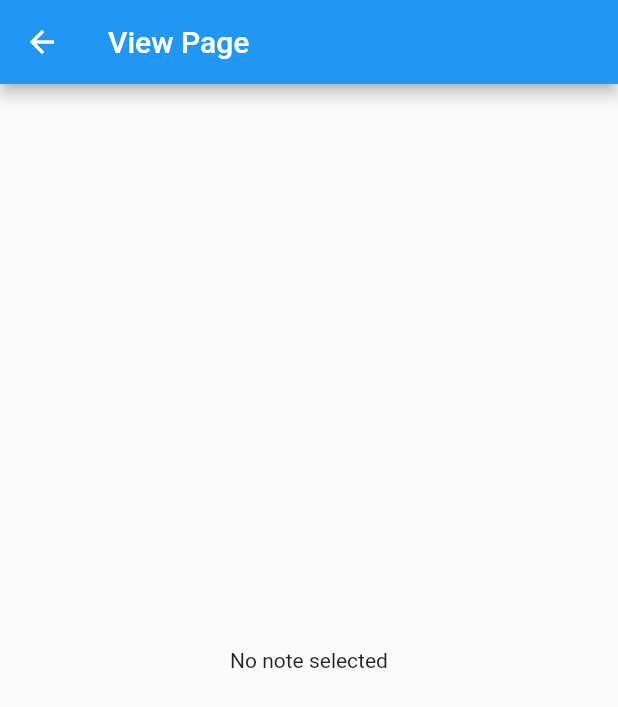
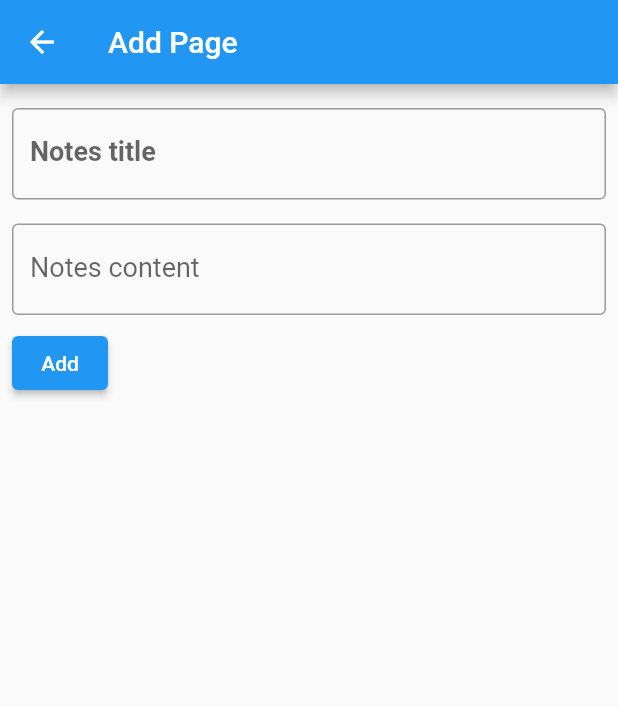
Before and after one commit to SanjayDevTech/flutter_notes, a Flutter app: the ViewPage screen opened directly, on a phone screen of 412 x 824 dp. Shown: the top 707 px of the screen. Run offline on Flutter 3.47's test engine with Material 2 defaults, Android fonts, the phone set to English and light mode, and no system bars; our stand-ins replace go_router, hive, hive_flutter; missing offline and left inert: simple_state; accounts and stored records are empty.

Commit message:
added add note feature on the same edit page

```diff
--- a/lib/data/store.dart
+++ b/lib/data/store.dart
@@ -1,6 +1,5 @@
 import 'dart:async';
 
-import 'package:flutter/material.dart';
 import 'package:hive/hive.dart';
 import 'package:simple_state/simple_state.dart';
 
@@ -25,8 +24,6 @@ class NotesStoreImpl implements NotesStore {
   final Box<Note> _notesBox;
 
   NotesStoreImpl(this._notesBox);
-
-  // final _notesStreamController = StreamController<List<Note>>.broadcast();
 
   bool _isNotesStreamInitialized = false;
 
--- a/lib/main.dart
+++ b/lib/main.dart
@@ -1,7 +1,8 @@
 import 'package:flutter/material.dart';
-import 'package:flutter_notes/data/store.dart';
 import 'package:go_router/go_router.dart';
 import 'package:hive_flutter/hive_flutter.dart';
+
+import 'package:flutter_notes/data/store.dart';
 
 import 'screens/home/main.dart';
 import 'screens/view/main.dart';
@@ -21,11 +22,11 @@ final _router = GoRouter(
       builder: (context, state) => const HomePage(),
     ),
     GoRoute(
-      path: '/view/:id',
+      path: '/view',
       builder: (context, state) {
-        String id = state.params['id']!;
+        String? id = state.queryParams['id'];
         return ViewPage(
-          noteId: int.tryParse(id),
+          noteId: id != null ? int.tryParse(id) : null,
         );
       },
     )
--- a/lib/screens/home/body.dart
+++ b/lib/screens/home/body.dart
@@ -40,7 +40,7 @@ class HomePageBody extends StatelessWidget {
                 onPressed: () => repository.deleteNoteById(note.key),
               ),
               onTap: () {
-                context.push('/view/${note.key}');
+                context.push('/view?id=${note.key}');
               },
             );
           },
--- a/lib/screens/home/main.dart
+++ b/lib/screens/home/main.dart
@@ -1,13 +1,14 @@
 import 'package:flutter/material.dart';
+import 'package:go_router/go_router.dart';
+import 'package:hive/hive.dart';
+
 import 'package:flutter_notes/data/models.dart';
 import 'package:flutter_notes/data/store.dart';
-import 'package:flutter_notes/screens/home/provider.dart';
-import 'package:flutter_notes/screens/home/repository.dart';
-import 'package:flutter_notes/screens/home/state.dart';
-import 'package:hive/hive.dart';
-import 'package:uuid/uuid.dart';
 
 import 'body.dart';
+import 'provider.dart';
+import 'repository.dart';
+import 'state.dart';
 
 class HomePage extends StatelessWidget {
   const HomePage({super.key});
@@ -26,11 +27,8 @@ class HomePage extends StatelessWidget {
         child: const HomePageBody(),
       ),
       floatingActionButton: FloatingActionButton(
-        onPressed: () async {
-          repository.addNote(Note(
-            title: 'New Note',
-            body: 'New Note Body',
-          ));
+        onPressed: () {
+          context.push('/view');
         },
         child: const Icon(Icons.add),
       ),
--- a/lib/screens/home/provider.dart
+++ b/lib/screens/home/provider.dart
@@ -1,5 +1,4 @@
 import 'package:flutter/material.dart';
-import 'package:flutter_notes/screens/home/repository.dart';
 
 import 'state.dart';
 
--- a/lib/screens/home/repository.dart
+++ b/lib/screens/home/repository.dart
@@ -1,9 +1,9 @@
+import 'package:simple_state/simple_state.dart';
+
 import 'package:flutter_notes/data/models.dart';
 import 'package:flutter_notes/data/store.dart';
-import 'package:simple_state/simple_state.dart';
 
 class HomePageRepository {
-
   final NotesStore _notesStore;
 
   HomePageRepository(this._notesStore);
@@ -19,6 +19,4 @@ class HomePageRepository {
   Future<void> addNote(Note note) async {
     await _notesStore.addNote(note);
   }
-
-
 }
--- a/lib/screens/home/state.dart
+++ b/lib/screens/home/state.dart
@@ -1,5 +1,4 @@
-import 'package:flutter_notes/data/store.dart';
-import 'package:flutter_notes/screens/home/repository.dart';
+import 'repository.dart';
 
 class HomePageState {
   final HomePageRepository repository;
--- a/lib/screens/view/body.dart
+++ b/lib/screens/view/body.dart
@@ -1,4 +1,6 @@
 import 'package:flutter/material.dart';
+import 'package:flutter_notes/data/models.dart';
+
 import 'package:flutter_notes/utils.dart';
 
 import 'provider.dart';
@@ -17,21 +19,14 @@ class ViewPageBody extends StatelessWidget {
 
     final repository = state.repository;
 
-    if (noteId == null) {
-      return const Center(child: Text('No note selected'));
-    }
-
     final noteFuture = repository.getNoteById(noteId);
 
     return noteFuture.when(
       loading: () => const Center(child: CircularProgressIndicator()),
       error: (error) => Center(child: Text(error.toString())),
       data: (note) {
-        if (note == null) {
-          return const Center(child: Text('Note not found'));
-        }
-        _titleController.text = note.title;
-        _bodyController.text = note.body;
+        _titleController.text = note?.title ?? "";
+        _bodyController.text = note?.body ?? "";
         return Padding(
           padding: const EdgeInsets.all(8.0),
           child: Column(
@@ -69,26 +64,36 @@ class ViewPageBody extends StatelessWidget {
               ),
               const SizedBox(height: 8),
               ElevatedButton(
-                onPressed: () {
+                onPressed: () async {
                   final newTitle = _titleController.text;
                   final newBody = _bodyController.text;
+
+                  final navigator = Navigator.of(context);
 
                   if (newTitle.isEmpty || newBody.isEmpty) {
                     return;
                   }
 
+                  if (note != null) {
                     if (note.title == newTitle && note.body == newBody) {
                       Navigator.of(context).pop();
                       return;
                     }
-
                     final updatedNote = note
                       ..body = newBody
                       ..title = newTitle;
-                  repository.updateNote(updatedNote);
-                  Navigator.of(context).pop();
+
+                    await repository.updateNote(updatedNote);
+                  } else {
+                    final newNote = Note(
+                      title: newTitle,
+                      body: newBody,
+                    );
+                    await repository.addNote(newNote);
+                  }
+                  navigator.pop();
                 },
-                child: const Text('Save'),
+                child: Text(note == null ? 'Add' : 'Save'),
               ),
             ],
           ),
--- a/lib/screens/view/main.dart
+++ b/lib/screens/view/main.dart
@@ -1,12 +1,13 @@
 import 'package:flutter/material.dart';
+import 'package:hive/hive.dart';
+
 import 'package:flutter_notes/data/models.dart';
 import 'package:flutter_notes/data/store.dart';
-import 'package:flutter_notes/screens/view/body.dart';
-import 'package:flutter_notes/screens/view/provider.dart';
-import 'package:flutter_notes/screens/view/state.dart';
-import 'package:hive/hive.dart';
 
 import 'repository.dart';
+import 'body.dart';
+import 'provider.dart';
+import 'state.dart';
 
 class ViewPage extends StatelessWidget {
   const ViewPage({super.key, this.noteId});
@@ -20,7 +21,7 @@ class ViewPage extends StatelessWidget {
     final repository = ViewPageRepository(store);
     return Scaffold(
       appBar: AppBar(
-        title: const Text('View Page'),
+        title: Text(noteId == null ? 'Add Page' : 'Edit Page'),
       ),
       body: ViewPageProvider(
         state: ViewPageState(repository, noteId: noteId),
--- a/lib/screens/view/provider.dart
+++ b/lib/screens/view/provider.dart
@@ -1,5 +1,6 @@
 import 'package:flutter/material.dart';
-import 'package:flutter_notes/screens/view/state.dart';
+
+import 'state.dart';
 
 class ViewPageProvider extends InheritedWidget {
   const ViewPageProvider({super.key, required super.child, required this.state});
--- a/lib/screens/view/state.dart
+++ b/lib/screens/view/state.dart
@@ -1,4 +1,4 @@
-import 'package:flutter_notes/screens/view/repository.dart';
+import 'repository.dart';
 
 class ViewPageState {
   final int? noteId;
```
Also changed, not shown: lib/screens/view/repository.dart (+8 -1 lines). Lines whose indentation alone changed are shown as unchanged.
